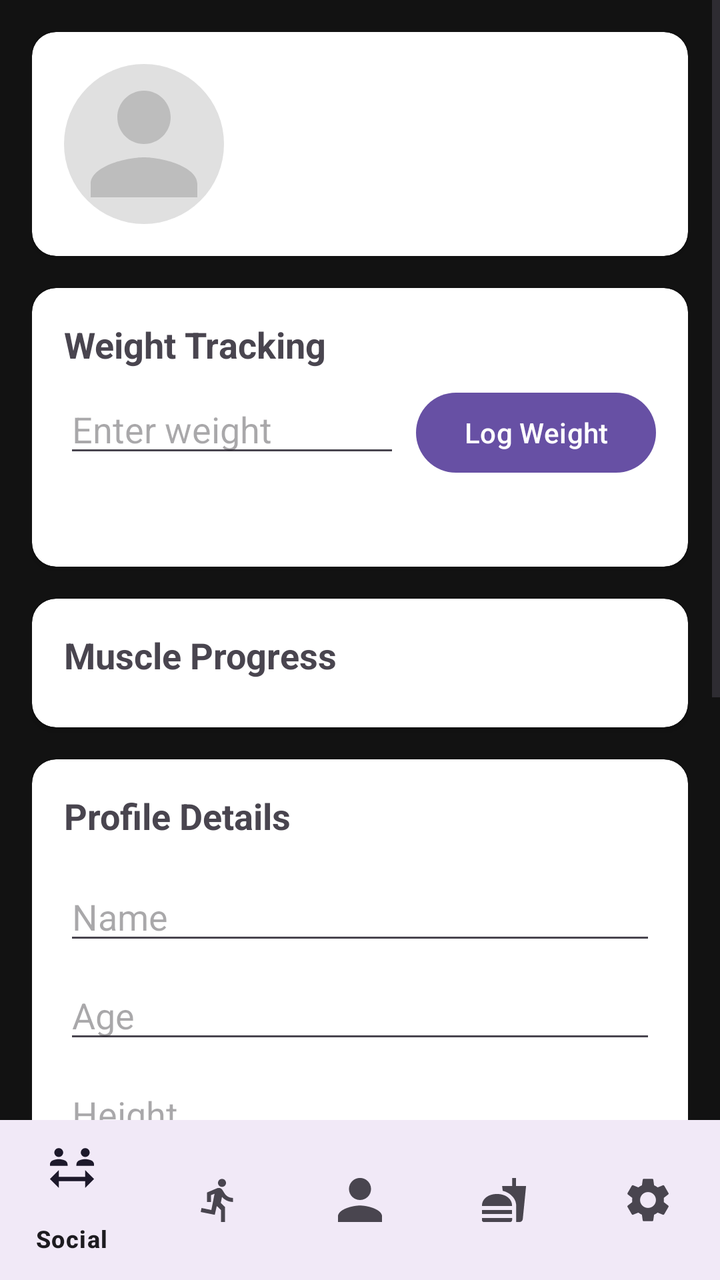
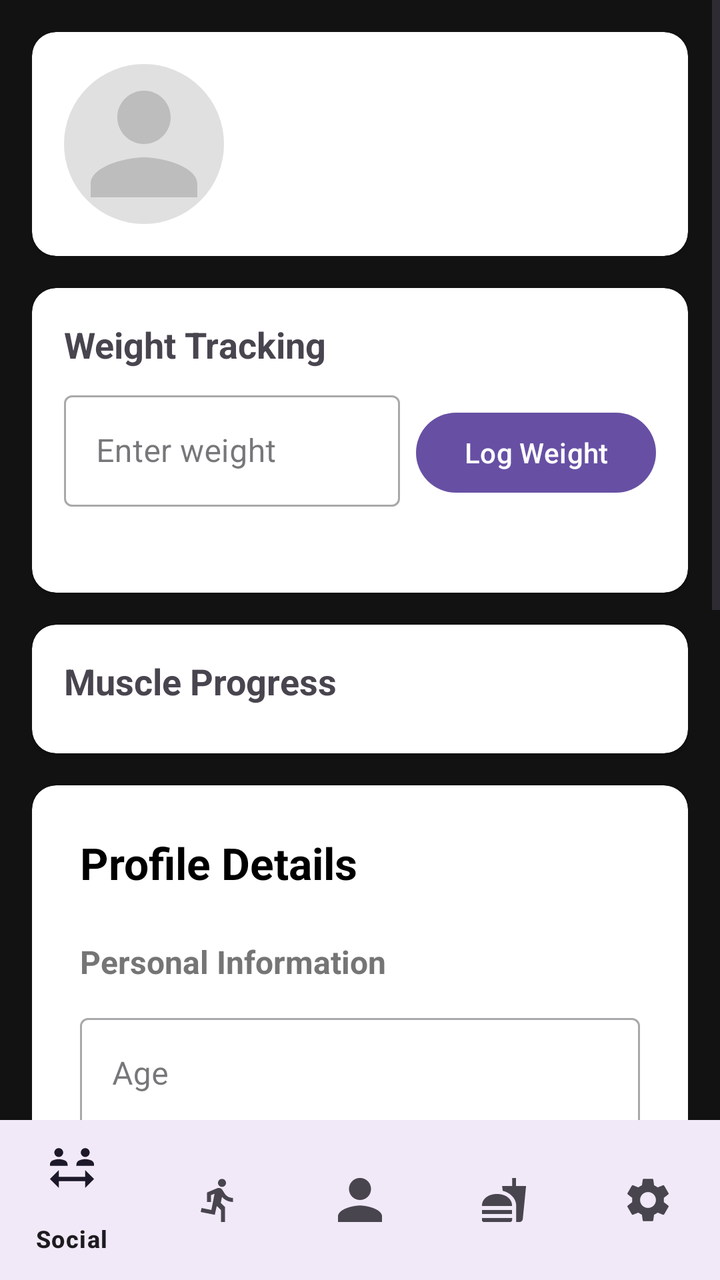

An Android layout rendered at two revisions. The XML below is the earlier revision; the diff shows what the commit changed to produce the second picture.
<!-- AndroidManifest.xml: application theme Theme.AndroidExample -->
<!-- res/layout/activity_userprofile.xml -->
<?xml version="1.0" encoding="utf-8"?>
<androidx.constraintlayout.widget.ConstraintLayout
    xmlns:android="http://schemas.android.com/apk/res/android"
    xmlns:app="http://schemas.android.com/apk/res-auto"
    android:layout_width="match_parent"
    android:layout_height="match_parent"
    android:background="@color/background_dark">

    <ScrollView
        android:layout_width="match_parent"
        android:layout_height="0dp"
        app:layout_constraintTop_toTopOf="parent"
        app:layout_constraintBottom_toTopOf="@id/bottom_navigation">

        <LinearLayout
            android:layout_width="match_parent"
            android:layout_height="wrap_content"
            android:orientation="vertical"
            android:padding="16dp">

            
            <androidx.cardview.widget.CardView
                android:layout_width="match_parent"
                android:layout_height="wrap_content"
                android:layout_marginBottom="16dp"
                app:cardCornerRadius="12dp">

                <LinearLayout
                    android:layout_width="match_parent"
                    android:layout_height="wrap_content"
                    android:orientation="horizontal"
                    android:padding="16dp">

                    <ImageView
                        android:id="@+id/profile_image"
                        android:layout_width="80dp"
                        android:layout_height="80dp"
                        android:src="@drawable/default_profile"
                        android:scaleType="centerCrop"/>

                    <LinearLayout
                        android:layout_width="0dp"
                        android:layout_height="wrap_content"
                        android:layout_weight="1"
                        android:layout_marginStart="16dp"
                        android:orientation="vertical">

                        <TextView
                            android:id="@+id/username_text"
                            android:layout_width="wrap_content"
                            android:layout_height="wrap_content"
                            android:textSize="24sp"
                            android:textStyle="bold"/>

                        <TextView
                            android:id="@+id/level_text"
                            android:layout_width="wrap_content"
                            android:layout_height="wrap_content"
                            android:textSize="18sp"
                            android:textColor="@color/gold"/>
                    </LinearLayout>
                </LinearLayout>
            </androidx.cardview.widget.CardView>

            
            <androidx.cardview.widget.CardView
                android:layout_width="match_parent"
                android:layout_height="wrap_content"
                android:layout_marginBottom="16dp"
                app:cardCornerRadius="12dp">

                <LinearLayout
                    android:layout_width="match_parent"
                    android:layout_height="wrap_content"
                    android:orientation="vertical"
                    android:padding="16dp">

                    <TextView
                        android:layout_width="wrap_content"
                        android:layout_height="wrap_content"
                        android:text="Weight Tracking"
                        android:textStyle="bold"
                        android:textSize="18sp"
                        android:layout_marginBottom="8dp"/>

                    <LinearLayout
                        android:layout_width="match_parent"
                        android:layout_height="wrap_content"
                        android:orientation="horizontal">

                        <EditText
                            android:id="@+id/weight_input"
                            android:layout_width="0dp"
                            android:layout_height="wrap_content"
                            android:layout_weight="1"
                            android:inputType="numberDecimal"
                            android:hint="Enter weight"/>

                        <Button
                            android:id="@+id/post_weight_button"
                            android:layout_width="wrap_content"
                            android:layout_height="wrap_content"
                            android:text="Log Weight"
                            android:layout_marginStart="8dp"/>
                    </LinearLayout>

                    <TextView
                        android:id="@+id/past_weights_textview"
                        android:layout_width="match_parent"
                        android:layout_height="wrap_content"
                        android:layout_marginTop="8dp"/>
                </LinearLayout>
            </androidx.cardview.widget.CardView>

            
            <androidx.cardview.widget.CardView
                android:layout_width="match_parent"
                android:layout_height="wrap_content"
                android:layout_marginBottom="16dp"
                app:cardCornerRadius="12dp">

                <LinearLayout
                    android:layout_width="match_parent"
                    android:layout_height="wrap_content"
                    android:orientation="vertical"
                    android:padding="16dp">

                    <TextView
                        android:layout_width="wrap_content"
                        android:layout_height="wrap_content"
                        android:text="Muscle Progress"
                        android:textStyle="bold"
                        android:textSize="18sp"
                        android:layout_marginBottom="8dp"/>

                    <androidx.recyclerview.widget.RecyclerView
                        android:id="@+id/muscle_progress_recycler"
                        android:layout_width="match_parent"
                        android:layout_height="wrap_content"/>
                </LinearLayout>
            </androidx.cardview.widget.CardView>

            
            <androidx.cardview.widget.CardView
                android:layout_width="match_parent"
                android:layout_height="wrap_content"
                android:layout_marginBottom="16dp"
                app:cardCornerRadius="12dp">

                <LinearLayout
                    android:layout_width="match_parent"
                    android:layout_height="wrap_content"
                    android:orientation="vertical"
                    android:padding="16dp">

                    <TextView
                        android:layout_width="wrap_content"
                        android:layout_height="wrap_content"
                        android:layout_marginBottom="16dp"
                        android:text="Profile Details"
                        android:textSize="18sp"
                        android:textStyle="bold" />

                    <EditText
                        android:id="@+id/name_input"
                        android:layout_width="match_parent"
                        android:layout_height="wrap_content"
                        android:hint="Name" />

                    <EditText
                        android:id="@+id/age_input"
                        android:layout_width="match_parent"
                        android:layout_height="wrap_content"
                        android:layout_marginTop="8dp"
                        android:hint="Age"
                        android:inputType="number" />

                    <EditText
                        android:id="@+id/height_input"
                        android:layout_width="match_parent"
                        android:layout_height="wrap_content"
                        android:layout_marginTop="8dp"
                        android:hint="Height"
                        android:inputType="number" />

                    <EditText
                        android:id="@+id/email_input"
                        android:layout_width="match_parent"
                        android:layout_height="wrap_content"
                        android:layout_marginTop="8dp"
                        android:hint="Email"
                        android:inputType="textEmailAddress" />

                    <EditText
                        android:id="@+id/goal_input"
                        android:layout_width="match_parent"
                        android:layout_height="wrap_content"
                        android:layout_marginTop="8dp"
                        android:hint="Fitness Goal"
                        android:minLines="2" />

                    <EditText
                        android:id="@+id/bio_input"
                        android:layout_width="match_parent"
                        android:layout_height="wrap_content"
                        android:layout_marginTop="8dp"
                        android:hint="Bio"
                        android:minLines="3" />

                    <Button
                        android:id="@+id/save_profile_button"
                        android:layout_width="match_parent"
                        android:layout_height="wrap_content"
                        android:layout_marginTop="16dp"
                        android:text="Save Profile" />
                </LinearLayout>
            </androidx.cardview.widget.CardView>
        </LinearLayout>
    </ScrollView>

    <com.google.android.material.bottomnavigation.BottomNavigationView
        android:id="@+id/bottom_navigation"
        android:layout_width="match_parent"
        android:layout_height="wrap_content"
        android:background="?android:attr/windowBackground"
        app:layout_constraintBottom_toBottomOf="parent"
        app:layout_constraintLeft_toLeftOf="parent"
        app:layout_constraintRight_toRightOf="parent"
        app:menu="@menu/bottom_nav_menu"/>

</androidx.constraintlayout.widget.ConstraintLayout>
<!-- resources referenced by this layout -->
<resources>
  <color name="background_dark">#121212</color>
  <color name="gold">#FFD700</color>
  <!-- drawable default_profile (drawable) -->
  <?xml version="1.0" encoding="utf-8"?>
  <vector xmlns:android="http://schemas.android.com/apk/res/android"
      android:width="24dp"
      android:height="24dp"
      android:viewportWidth="24"
      android:viewportHeight="24">
  
      
      <path
          android:fillColor="#E0E0E0"
          android:pathData="M12,12m-12,0a12,12 0,1 1,24 0a12,12 0,1 1,-24 0"/>
  
      
      <path
          android:fillColor="#BDBDBD"
          android:pathData="M12,12c2.21,0 4,-1.79 4,-4s-1.79,-4 -4,-4 -4,1.79 -4,4 1.79,4 4,4zM12,14c-2.67,0 -8,1.34 -8,4v2h16v-2c0,-2.66 -5.33,-4 -8,-4z"/>
  </vector>
  <style name="Theme.AndroidExample" parent="Base.Theme.AndroidExample" />
  <style name="Base.Theme.AndroidExample" parent="Theme.Material3.DayNight.NoActionBar">
          
          
      </style>
</resources>

<!-- the commit's change to res/layout/activity_userprofile.xml (unified diff, before → after) -->
@@ -9,6 +9,7 @@
     <ScrollView
         android:layout_width="match_parent"
         android:layout_height="0dp"
+        android:fillViewport="true"
         app:layout_constraintTop_toTopOf="parent"
         app:layout_constraintBottom_toTopOf="@id/bottom_navigation">
 
@@ -88,15 +89,21 @@
                         android:layout_height="wrap_content"
                         android:orientation="horizontal">
 
-                        <EditText
-                            android:id="@+id/weight_input"
+                        <com.google.android.material.textfield.TextInputLayout
                             android:layout_width="0dp"
                             android:layout_height="wrap_content"
                             android:layout_weight="1"
-                            android:inputType="numberDecimal"
-                            android:hint="Enter weight"/>
-
-                        <Button
+                            style="@style/Widget.MaterialComponents.TextInputLayout.OutlinedBox">
+
+                            <com.google.android.material.textfield.TextInputEditText
+                                android:id="@+id/weight_input"
+                                android:layout_width="match_parent"
+                                android:layout_height="wrap_content"
+                                android:inputType="numberDecimal"
+                                android:hint="Enter weight"/>
+                        </com.google.android.material.textfield.TextInputLayout>
+
+                        <com.google.android.material.button.MaterialButton
                             android:id="@+id/post_weight_button"
                             android:layout_width="wrap_content"
                             android:layout_height="wrap_content"
@@ -145,74 +152,109 @@
                 android:layout_width="match_parent"
                 android:layout_height="wrap_content"
                 android:layout_marginBottom="16dp"
-                app:cardCornerRadius="12dp">
+                app:cardCornerRadius="12dp"
+                app:cardElevation="4dp">
 
                 <LinearLayout
                     android:layout_width="match_parent"
                     android:layout_height="wrap_content"
                     android:orientation="vertical"
-                    android:padding="16dp">
-
-                    <TextView
-                        android:layout_width="wrap_content"
+                    android:padding="24dp">
+
+                    <TextView
+                        android:layout_width="wrap_content"
+                        android:layout_height="wrap_content"
+                        android:layout_marginBottom="24dp"
+                        android:text="Profile Details"
+                        android:textSize="22sp"
+                        android:textStyle="bold"
+                        android:textColor="@android:color/black" />
+
+                    
+                    <TextView
+                        android:layout_width="wrap_content"
+                        android:layout_height="wrap_content"
+                        android:text="Personal Information"
+                        android:textStyle="bold"
+                        android:textSize="16sp"
+                        android:textColor="@color/material_grey_600"
+                        android:layout_marginBottom="12dp" />
+
+                    <com.google.android.material.textfield.TextInputLayout
+                        android:layout_width="match_parent"
                         android:layout_height="wrap_content"
                         android:layout_marginBottom="16dp"
-                        android:text="Profile Details"
-                        android:textSize="18sp"
-                        android:textStyle="bold" />
-
-                    <EditText
-                        android:id="@+id/name_input"
-                        android:layout_width="match_parent"
-                        android:layout_height="wrap_content"
-                        android:hint="Name" />
-
-                    <EditText
-                        android:id="@+id/age_input"
-                        android:layout_width="match_parent"
-                        android:layout_height="wrap_content"
-                        android:layout_marginTop="8dp"
-                        android:hint="Age"
-                        android:inputType="number" />
-
-                    <EditText
-                        android:id="@+id/height_input"
-                        android:layout_width="match_parent"
-                        android:layout_height="wrap_content"
-                        android:layout_marginTop="8dp"
-                        android:hint="Height"
-                        android:inputType="number" />
-
-                    <EditText
-                        android:id="@+id/email_input"
-                        android:layout_width="match_parent"
-                        android:layout_height="wrap_content"
-                        android:layout_marginTop="8dp"
-                        android:hint="Email"
-                        android:inputType="textEmailAddress" />
-
-                    <EditText
-                        android:id="@+id/goal_input"
-                        android:layout_width="match_parent"
-                        android:layout_height="wrap_content"
-                        android:layout_marginTop="8dp"
-                        android:hint="Fitness Goal"
-                        android:minLines="2" />
-
-                    <EditText
-                        android:id="@+id/bio_input"
-                        android:layout_width="match_parent"
-                        android:layout_height="wrap_content"
-                        android:layout_marginTop="8dp"
-                        android:hint="Bio"
-                        android:minLines="3" />
-
-                    <Button
+                        style="@style/Widget.MaterialComponents.TextInputLayout.OutlinedBox">
+
+                        <com.google.android.material.textfield.TextInputEditText
+                            android:id="@+id/age_input"
+                            android:layout_width="match_parent"
+                            android:layout_height="wrap_content"
+                            android:hint="Age"
+                            android:inputType="number" />
+                    </com.google.android.material.textfield.TextInputLayout>
+
+                    <com.google.android.material.textfield.TextInputLayout
+                        android:layout_width="match_parent"
+                        android:layout_height="wrap_content"
+                        android:layout_marginBottom="24dp"
+                        style="@style/Widget.MaterialComponents.TextInputLayout.OutlinedBox">
+
+                        <com.google.android.material.textfield.TextInputEditText
+                            android:id="@+id/height_input"
+                            android:layout_width="match_parent"
+                            android:layout_height="wrap_content"
+                            android:hint="Height (cm)"
+                            android:inputType="number" />
+                    </com.google.android.material.textfield.TextInputLayout>
+
+                    
+                    <TextView
+                        android:layout_width="wrap_content"
+                        android:layout_height="wrap_content"
+                        android:text="Fitness Journey"
+                        android:textStyle="bold"
+                        android:textSize="16sp"
+                        android:textColor="@color/material_grey_600"
+                        android:layout_marginBottom="12dp" />
+
+                    <com.google.android.material.textfield.TextInputLayout
+                        android:layout_width="match_parent"
+                        android:layout_height="wrap_content"
+                        android:layout_marginBottom="16dp"
+                        style="@style/Widget.MaterialComponents.TextInputLayout.OutlinedBox">
+
+                        <com.google.android.material.textfield.TextInputEditText
+                            android:id="@+id/goal_input"
+                            android:layout_width="match_parent"
+                            android:layout_height="wrap_content"
+                            android:hint="What are your fitness goals?"
+                            android:minLines="2" />
+                    </com.google.android.material.textfield.TextInputLayout>
+
+                    <com.google.android.material.textfield.TextInputLayout
+                        android:layout_width="match_parent"
+                        android:layout_height="wrap_content"
+                        android:layout_marginBottom="24dp"
+                        style="@style/Widget.MaterialComponents.TextInputLayout.OutlinedBox">
+
+                        <com.google.android.material.textfield.TextInputEditText
+                            android:id="@+id/bio_input"
+                            android:layout_width="match_parent"
+                            android:layout_height="wrap_content"
+                            android:hint="Tell us about yourself"
+                            android:minLines="3" />
+                    </com.google.android.material.textfield.TextInputLayout>
+
+                    <com.google.android.material.button.MaterialButton
                         android:id="@+id/save_profile_button"
                         android:layout_width="match_parent"
                         android:layout_height="wrap_content"
-                        android:layout_marginTop="16dp"
-                        android:text="Save Profile" />
+                        android:text="Save Profile"
+                        android:padding="12dp"
+                        android:textSize="16sp"
+                        app:cornerRadius="8dp" />
+
                 </LinearLayout>
             </androidx.cardview.widget.CardView>
         </LinearLayout>
@@ -222,6 +264,7 @@
         android:id="@+id/bottom_navigation"
         android:layout_width="match_parent"
         android:layout_height="wrap_content"
+        android:layout_gravity="bottom"
         android:background="?android:attr/windowBackground"
         app:layout_constraintBottom_toBottomOf="parent"
         app:layout_constraintLeft_toLeftOf="parent"
